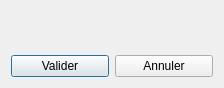
First picture: the form in application/ui/validation_prompt_window.ui, repository nils-van-zuijlen/Enibar, before the edit.
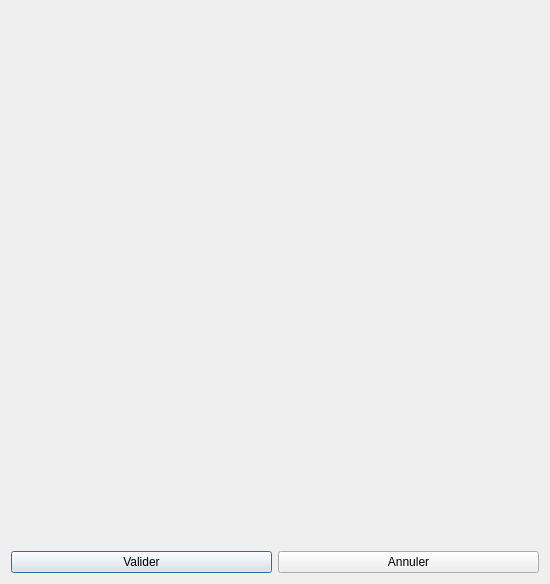
Second picture: the form after the edit. Icons and pictures are not drawn.

Commit message: Heroes mec !

Diff of the .ui file:
```diff
--- a/application/ui/validation_prompt_window.ui
+++ b/application/ui/validation_prompt_window.ui
@@ -9,8 +9,8 @@
    <rect>
     <x>0</x>
     <y>0</y>
-    <width>224</width>
-    <height>88</height>
+    <width>550</width>
+    <height>584</height>
    </rect>
   </property>
   <property name="windowTitle">
@@ -20,7 +20,27 @@
    <bool>true</bool>
   </property>
   <layout class="QGridLayout" name="gridLayout">
-   <item row="1" column="0">
+   <item row="1" column="1" colspan="2">
+    <widget class="QLabel" name="content">
+     <property name="text">
+      <string/>
+     </property>
+     <property name="textFormat">
+      <enum>Qt::RichText</enum>
+     </property>
+     <property name="alignment">
+      <set>Qt::AlignCenter</set>
+     </property>
+    </widget>
+   </item>
+   <item row="3" column="2">
+    <widget class="QPushButton" name="cancel_button">
+     <property name="text">
+      <string>Annuler</string>
+     </property>
+    </widget>
+   </item>
+   <item row="3" column="1">
     <widget class="QPushButton" name="valid_button">
      <property name="text">
       <string>Valider</string>
@@ -30,20 +50,13 @@
      </property>
     </widget>
    </item>
-   <item row="1" column="1">
-    <widget class="QPushButton" name="cancel_button">
-     <property name="text">
-      <string>Annuler</string>
-     </property>
-    </widget>
-   </item>
-   <item row="0" column="0" colspan="2">
-    <widget class="QLabel" name="content">
+   <item row="0" column="1" colspan="2">
+    <widget class="QLabel" name="label">
      <property name="text">
       <string/>
      </property>
-     <property name="textFormat">
-      <enum>Qt::RichText</enum>
+     <property name="pixmap">
+      <pixmap>../heroes.png</pixmap>
      </property>
     </widget>
    </item>
```
The commit also changes 1 other file.
